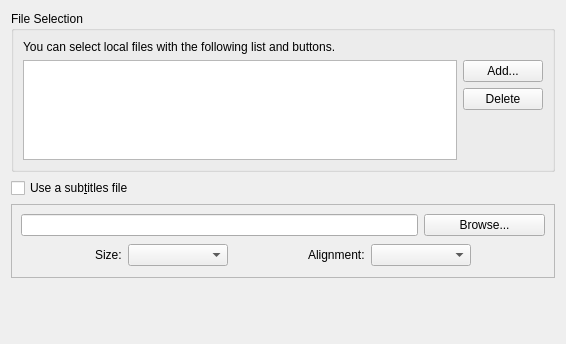
This is modules/gui/qt4/ui/open_file.ui in omunroe-com/ubtvlc as Qt 5 draws it before an edit. The edited form follows.
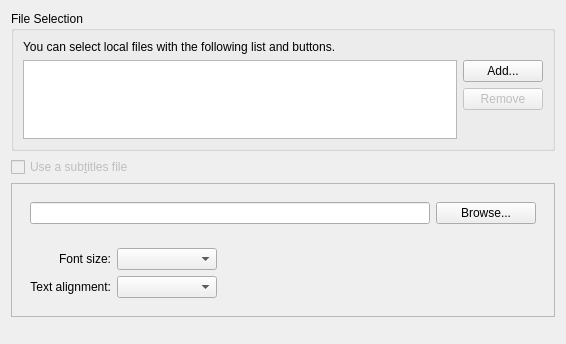
This is the edited form. Icons and pictures are not drawn.

Patch:
```diff
--- a/modules/gui/qt4/ui/open_file.ui
+++ b/modules/gui/qt4/ui/open_file.ui
@@ -70,7 +70,14 @@
        </widget>
       </item>
       <item row="2" column="2">
-       <widget class="QPushButton" name="delFileButton">
+       <widget class="QPushButton" name="removeFileButton">
+        <property name="enabled">
+         <bool>false</bool>
+        </property>
+	<property name="icon">
+         <iconset>
+          <normaloff>:/playlist_remove</normaloff>:/playlist_remove</iconset>
+        </property>
         <property name="sizePolicy">
          <sizepolicy hsizetype="Maximum" vsizetype="Fixed">
           <horstretch>0</horstretch>
@@ -78,7 +85,7 @@
          </sizepolicy>
         </property>
         <property name="text">
-         <string>Delete</string>
+         <string>Remove</string>
         </property>
        </widget>
       </item>
@@ -87,6 +94,9 @@
    </item>
    <item row="1" column="0">
     <widget class="QCheckBox" name="subCheckBox">
+     <property name="enabled">
+      <bool>false</bool>
+     </property>
      <property name="toolTip">
       <string>Add a subtitles file</string>
      </property>
@@ -106,47 +116,36 @@
      <property name="frameShape">
       <enum>QFrame::StyledPanel</enum>
      </property>
-     <layout class="QGridLayout" name="gridLayout2">
-      <item row="1" column="0">
-       <spacer>
-        <property name="orientation">
-         <enum>Qt::Horizontal</enum>
-        </property>
-        <property name="sizeHint" stdset="0">
-         <size>
-          <width>16</width>
-          <height>20</height>
-         </size>
-        </property>
-       </spacer>
-      </item>
-      <item row="1" column="3">
-       <spacer>
-        <property name="orientation">
-         <enum>Qt::Horizontal</enum>
-        </property>
-        <property name="sizeHint" stdset="0">
+     <layout class="QVBoxLayout" name="verticalLayout">
+      <item>
+       <widget class="QWidget" name="widget" native="true">
+        <layout class="QHBoxLayout" name="horizontalLayout">
+         <item>
+          <widget class="QLineEdit" name="subInput"/>
+         </item>
+         <item>
+          <widget class="QPushButton" name="subBrowseButton">
+           <property name="minimumSize">
          <size>
-          <width>30</width>
-          <height>26</height>
-         </size>
-        </property>
-       </spacer>
-      </item>
-      <item row="1" column="7">
-       <spacer>
-        <property name="orientation">
-         <enum>Qt::Horizontal</enum>
-        </property>
-        <property name="sizeHint" stdset="0">
-         <size>
-          <width>16</width>
-          <height>20</height>
-         </size>
-        </property>
-       </spacer>
-      </item>
-      <item row="1" column="1">
+             <width>100</width>
+             <height>0</height>
+            </size>
+           </property>
+           <property name="toolTip">
+            <string>Select the subtitles file</string>
+           </property>
+           <property name="text">
+            <string>Browse...</string>
+           </property>
+          </widget>
+         </item>
+        </layout>
+       </widget>
+      </item>
+      <item>
+       <widget class="QWidget" name="widget_2" native="true">
+        <layout class="QGridLayout" name="gridLayout_2">
+         <item row="0" column="0">
        <widget class="QLabel" name="sizeSubLabel">
         <property name="sizePolicy">
          <sizepolicy hsizetype="Minimum" vsizetype="Preferred">
@@ -154,25 +153,21 @@
           <verstretch>0</verstretch>
          </sizepolicy>
         </property>
+           <property name="layoutDirection">
+            <enum>Qt::LeftToRight</enum>
+           </property>
         <property name="text">
-         <string>Size:</string>
+            <string>Font size:</string>
+           </property>
+           <property name="alignment">
+            <set>Qt::AlignRight|Qt::AlignTrailing|Qt::AlignVCenter</set>
         </property>
         <property name="buddy">
          <cstring>sizeSubComboBox</cstring>
         </property>
        </widget>
       </item>
-      <item row="1" column="2">
-       <widget class="QComboBox" name="sizeSubComboBox">
-        <property name="minimumSize">
-         <size>
-          <width>100</width>
-          <height>0</height>
-         </size>
-        </property>
-       </widget>
-      </item>
-      <item row="1" column="4">
+         <item row="1" column="0">
        <widget class="QLabel" name="alignSubLabel">
         <property name="sizePolicy">
          <sizepolicy hsizetype="Minimum" vsizetype="Preferred">
@@ -181,14 +176,30 @@
          </sizepolicy>
         </property>
         <property name="text">
-         <string>Alignment:</string>
+            <string>Text alignment:</string>
+           </property>
+           <property name="alignment">
+            <set>Qt::AlignRight|Qt::AlignTrailing|Qt::AlignVCenter</set>
         </property>
         <property name="buddy">
          <cstring>alignSubComboBox</cstring>
         </property>
        </widget>
       </item>
-      <item row="1" column="5" colspan="2">
+         <item row="0" column="2">
+          <spacer name="horizontalSpacer">
+           <property name="orientation">
+            <enum>Qt::Horizontal</enum>
+           </property>
+           <property name="sizeHint" stdset="0">
+            <size>
+             <width>40</width>
+             <height>20</height>
+            </size>
+           </property>
+          </spacer>
+         </item>
+         <item row="1" column="1">
        <widget class="QComboBox" name="alignSubComboBox">
         <property name="minimumSize">
          <size>
@@ -198,23 +209,17 @@
         </property>
        </widget>
       </item>
-      <item row="0" column="0" colspan="6">
-       <widget class="QLineEdit" name="subInput"/>
-      </item>
-      <item row="0" column="6" colspan="2">
-       <widget class="QPushButton" name="subBrowseButton">
+         <item row="0" column="1">
+          <widget class="QComboBox" name="sizeSubComboBox">
         <property name="minimumSize">
          <size>
           <width>100</width>
           <height>0</height>
          </size>
         </property>
-        <property name="toolTip">
-         <string>Select the subtitles file</string>
-        </property>
-        <property name="text">
-         <string>Browse...</string>
-        </property>
+          </widget>
+         </item>
+        </layout>
        </widget>
       </item>
      </layout>
```
Left out of the diff: 10 changed lines with no effect on the pictures. Lines whose indentation alone changed are shown as unchanged.
